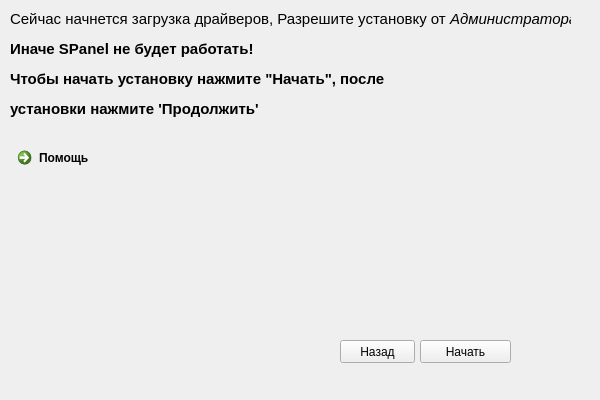
Roman4404/spanel, file Initial_Setup_Windows/Interface/stage_2_waiting_driver.ui: the form before one commit.
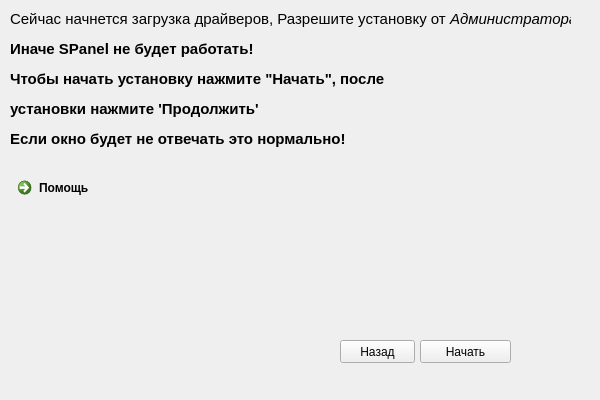
The form after the commit.

```diff
--- a/Initial_Setup_Windows/Interface/stage_2_waiting_driver.ui
+++ b/Initial_Setup_Windows/Interface/stage_2_waiting_driver.ui
@@ -20,7 +20,7 @@
       <x>10</x>
       <y>10</y>
       <width>561</width>
-      <height>121</height>
+      <height>151</height>
      </rect>
     </property>
     <property name="font">
@@ -30,7 +30,7 @@
      </font>
     </property>
     <property name="text">
-     <string>&lt;html&gt;&lt;head/&gt;&lt;body&gt;&lt;p&gt;&lt;span style=&quot; font-size:11pt;&quot;&gt;Сейчас начнется загрузка драйверов, Разрешите установку от&lt;/span&gt;&lt;span style=&quot; font-size:11pt; font-style:italic;&quot;&gt; Администратора&lt;/span&gt;&lt;/p&gt;&lt;p&gt;&lt;span style=&quot; font-size:11pt; font-weight:600;&quot;&gt;Иначе SPanel не будет работать!&lt;/span&gt;&lt;/p&gt;&lt;p&gt;&lt;span style=&quot; font-size:11pt; font-weight:600;&quot;&gt;Чтобы начать установку нажмите &amp;quot;Начать&amp;quot;, после&lt;/span&gt;&lt;/p&gt;&lt;p&gt;&lt;span style=&quot; font-size:11pt; font-weight:600;&quot;&gt;установки нажмите 'Продолжить'&lt;/span&gt;&lt;/p&gt;&lt;/body&gt;&lt;/html&gt;</string>
+     <string>&lt;html&gt;&lt;head/&gt;&lt;body&gt;&lt;p&gt;&lt;span style=&quot; font-size:11pt;&quot;&gt;Сейчас начнется загрузка драйверов, Разрешите установку от&lt;/span&gt;&lt;span style=&quot; font-size:11pt; font-style:italic;&quot;&gt; Администратора&lt;/span&gt;&lt;/p&gt;&lt;p&gt;&lt;span style=&quot; font-size:11pt; font-weight:600;&quot;&gt;Иначе SPanel не будет работать!&lt;/span&gt;&lt;/p&gt;&lt;p&gt;&lt;span style=&quot; font-size:11pt; font-weight:600;&quot;&gt;Чтобы начать установку нажмите &amp;quot;Начать&amp;quot;, после&lt;/span&gt;&lt;/p&gt;&lt;p&gt;&lt;span style=&quot; font-size:11pt; font-weight:600;&quot;&gt;установки нажмите 'Продолжить'&lt;/span&gt;&lt;/p&gt;&lt;p&gt;&lt;span style=&quot; font-size:11pt; font-weight:600;&quot;&gt;Если окно будет не отвечать это нормально!&lt;/span&gt;&lt;/p&gt;&lt;/body&gt;&lt;/html&gt;</string>
     </property>
     <property name="alignment">
      <set>Qt::AlignLeading|Qt::AlignLeft|Qt::AlignTop</set>
@@ -79,7 +79,7 @@
     <property name="geometry">
      <rect>
       <x>10</x>
-      <y>140</y>
+      <y>170</y>
       <width>185</width>
       <height>41</height>
      </rect>
```
